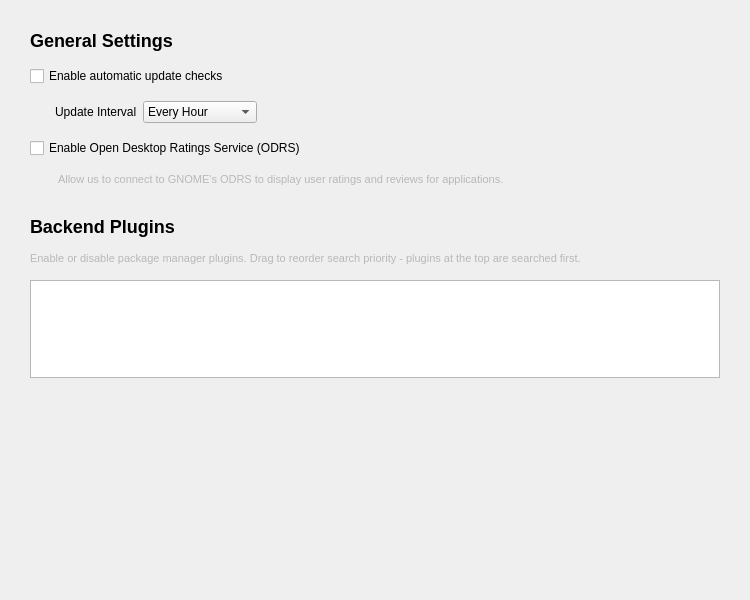
Old version of the form src/ui/panels/settings_panel.ui in the repository anocweb/apt-ex-package-manager.
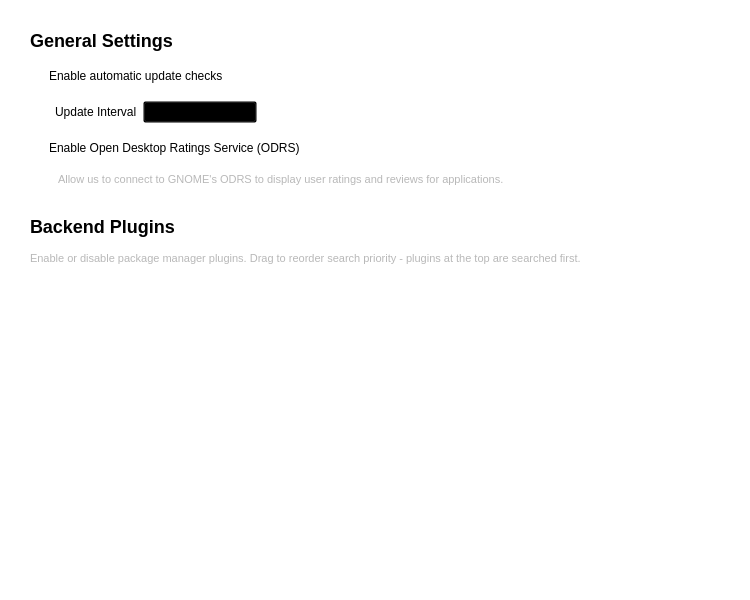
New version of the form.

Commit message:
Migrate to centralized color system with CSS variables
- Replace hardcoded colors with CSS variables in all UI files
- Create centralized color definitions in styles/colors.css
- Update all panels, widgets, and main window to use new color system
- Add COLOR_MIGRATION.md documentation
- Improve maintainability and theme consistency
- Enable easier future theme customization

The edit to the form file:
```diff
--- a/src/ui/panels/settings_panel.ui
+++ b/src/ui/panels/settings_panel.ui
@@ -2,6 +2,13 @@
 <ui version="4.0">
  <class>SettingsPanel</class>
  <widget class="QWidget" name="SettingsPanel">
+  <property name="styleSheet">
+   <string>QWidget { background-color: transparent; }
+QScrollBar { background-color: palette(base); }
+QScrollBar::handle { background-color: palette(button); border-radius: 4px; }
+QScrollBar::handle:hover { background-color: palette(mid); }
+QScrollBar::add-line, QScrollBar::sub-line { width: 0px; height: 0px; }</string>
+  </property>
   <property name="geometry">
    <rect>
     <x>0</x>
```
The commit also changes 18 other files.
